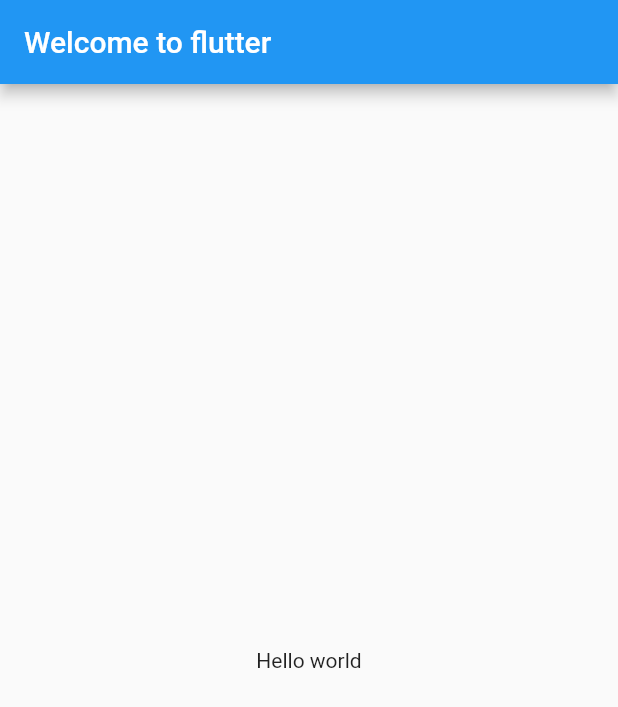
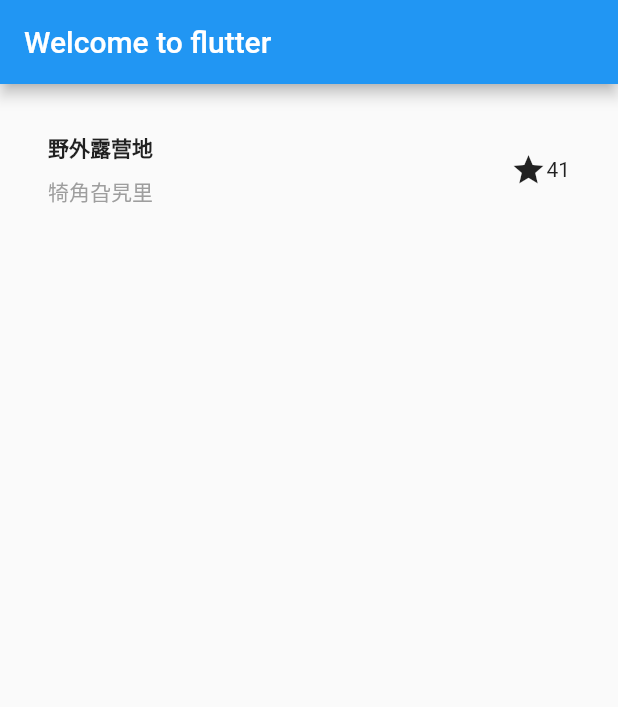
Before and after one commit to xiaojieonly/MyFirstFlutterApp, a Flutter app: the screen it shows after launch, on a phone screen of 412 x 824 dp. Shown: the top 707 px of the screen. Run offline on Flutter 3.47's test engine with Material 2 defaults, Android fonts, the phone set to English and light mode, and no system bars.

Commit message:
速成失败，从dart学起

```diff
--- a/lib/main.dart
+++ b/lib/main.dart
@@ -1,5 +1,3 @@
-
-
 import 'package:flutter/cupertino.dart';
 import 'package:flutter/material.dart';
 
@@ -17,10 +15,92 @@ class MyApp extends StatelessWidget{
         appBar: new AppBar(
           title: new Text('Welcome to flutter'),
         ),
-        body: new Center(
-          child: new Text('Hello world'),
+        // body: new Center(
+        //   child: new Text('Hello world'),
+        // ),
+        body: new Column(
+          children: [
+            titleSection,
+            // buttonSection
+          ],
         ),
       ),
     );
   }
+
+
+  Widget titleSection = Container(
+    padding: const EdgeInsets.all(32),
+    child: Row(
+      children: [
+        Expanded(
+            child:Column(
+              crossAxisAlignment: CrossAxisAlignment.start,
+              children: [
+                Container(
+                  padding: const EdgeInsets.only(
+                    bottom: 8
+                  ),
+                  child: Text(
+                    '野外露营地',
+                    style: TextStyle(
+                      fontWeight: FontWeight.bold
+                    ),
+                  ),
+                ),
+                Text(
+                  '犄角旮旯里',
+                  style: TextStyle(
+                    color: Colors.grey[500]
+                  ),
+                )
+              ],
+            )
+        ),
+        Icon(
+          Icons.star,
+          color: Colors.blueAccent[500],
+        ),
+        Text('41')
+      ],
+    ),
+  );
+
+  Color iconColor = Colors.deepPurple;
+  // Widget buttonSection = Container(
+  //   child: Row(
+  //     mainAxisAlignment: MainAxisAlignment.spaceEvenly,
+  //     children: [
+  //       buildButtonColumn(Colors.black, Icons.call, 'CALL'),
+  //       buildButtonColumn(iconColor, Icons.near_me, 'ROUTE'),
+  //       buildButtonColumn(iconColor, Icons.share, 'SHARE'),
+  //     ],
+  //   ),
+  // );
+
+  //按钮生成函数
+  Column buildButtonColumn(Color Tcolor,IconData iconData,String labelString){
+    return Column(
+      mainAxisSize: MainAxisSize.min,
+      mainAxisAlignment: MainAxisAlignment.center,
+      children: [
+        Icon(iconData,color: Tcolor),
+        Container(
+          margin: const EdgeInsets.only(top: 8),
+          child: Text(
+            labelString,
+            style: TextStyle(
+              fontSize: 12,
+              fontWeight: FontWeight.w400,
+              color: Tcolor,
+            ),
+          ),
+        )
+      ],
+    );
+  }
+
+
+
+
 }
```
Also changed, not shown: 2 other files.
